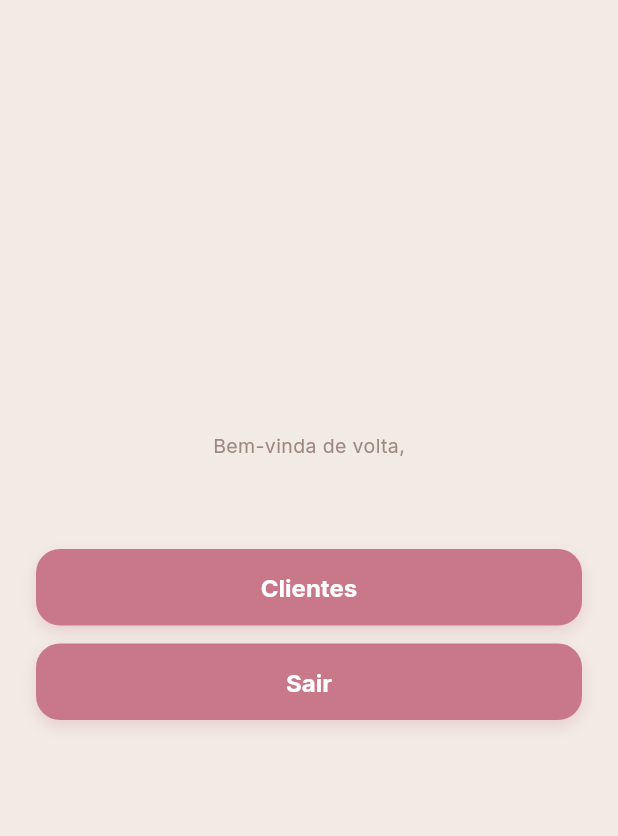
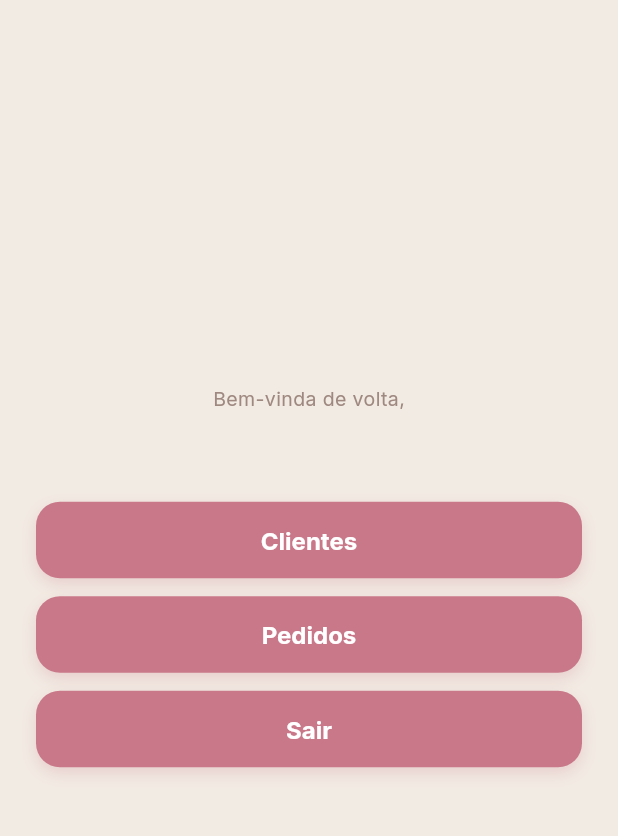
Before and after one commit to diegoruan/PEX-gestao-costura, a Flutter app: the screen it shows once a user with an empty profile is signed in, on a phone screen of 412 x 824 dp, the part 84-920 px from its top. Run offline on Flutter 3.47's test engine with Material 3 defaults, Android fonts, the light colour scheme and no system bars; our stand-ins replace bloc_concurrency, cached_network_image, cloud_firestore, equatable, firebase_auth, firebase_core and 6 more; accounts and stored records are empty; generated files the repository leaves out were written again.

Commit message:
feat(pedidos): rotas, providers e botão na home

```diff
--- a/lib/app.dart
+++ b/lib/app.dart
@@ -7,17 +7,26 @@ import 'core/routes/app_router.dart';
 import 'core/theme/app_theme.dart';
 import 'features/auth/bloc/auth_bloc.dart';
 import 'features/auth/data/auth_repository.dart';
+import 'core/services/imagem_service.dart';
 import 'features/clientes/data/cliente_repository.dart';
+import 'features/pedidos/data/pedido_repository.dart';
 
 class App extends StatefulWidget {
   const App({
     super.key,
     required this.authRepository,
     required this.clienteRepository,
+    required this.pedidoRepository,
+    required this.imagemService,
   });
 
   final AuthRepository authRepository;
   final ClienteRepository clienteRepository;
+  final PedidoRepository pedidoRepository;
+
+  /// Exposto para o formulário de pedido escolher a foto; o envio fica com o
+  /// PedidoRepository.
+  final ImagemService imagemService;
 
   @override
   State<App> createState() => _AppState();
@@ -46,6 +55,10 @@ class _AppState extends State<App> {
         RepositoryProvider<ClienteRepository>.value(
           value: widget.clienteRepository,
         ),
+        RepositoryProvider<PedidoRepository>.value(
+          value: widget.pedidoRepository,
+        ),
+        RepositoryProvider<ImagemService>.value(value: widget.imagemService),
       ],
       child: MultiBlocProvider(
         providers: [BlocProvider<AuthBloc>.value(value: _authBloc)],
--- a/lib/core/routes/app_routes.dart
+++ b/lib/core/routes/app_routes.dart
@@ -12,6 +12,11 @@ abstract final class AppRoutes {
   static const clienteDetalhe = 'cliente-detalhe';
   static const clienteEditar = 'cliente-editar';
 
+  static const pedidos = 'pedidos';
+  static const pedidoNovo = 'pedido-novo';
+  static const pedidoDetalhe = 'pedido-detalhe';
+  static const pedidoEditar = 'pedido-editar';
+
   static const splashPath = '/splash';
   static const loginPath = '/login';
   static const cadastroPath = '/cadastro';
@@ -25,6 +30,12 @@ abstract final class AppRoutes {
   static const clienteDetalhePath = ':$paramId';
   static const clienteEditarPath = 'editar';
 
+  /// /pedidos, /pedidos/novo, /pedidos/:id e /pedidos/:id/editar.
+  static const pedidosPath = '/pedidos';
+  static const pedidoNovoPath = 'novo';
+  static const pedidoDetalhePath = ':$paramId';
+  static const pedidoEditarPath = 'editar';
+
   /// Uso: `context.pushNamed(AppRoutes.clienteDetalhe,
   /// pathParameters: {AppRoutes.paramId: cliente.id})`.
   static const paramId = 'id';
--- a/lib/features/home/presentation/home_page.dart
+++ b/lib/features/home/presentation/home_page.dart
@@ -39,6 +39,11 @@ class HomePage extends StatelessWidget {
             ),
             const SizedBox(height: AppSpacing.md),
             BotaoPrimario(
+              texto: 'Pedidos',
+              onPressed: () => context.pushNamed(AppRoutes.pedidos),
+            ),
+            const SizedBox(height: AppSpacing.md),
+            BotaoPrimario(
               texto: 'Sair',
               onPressed: () =>
                   context.read<AuthBloc>().add(const AuthLogoutSolicitado()),
--- a/lib/main.dart
+++ b/lib/main.dart
@@ -4,8 +4,10 @@ import 'package:intl/date_symbol_data_local.dart';
 import 'package:intl/intl.dart';
 
 import 'app.dart';
+import 'core/services/imagem_service.dart';
 import 'features/auth/data/auth_repository.dart';
 import 'features/clientes/data/cliente_repository.dart';
+import 'features/pedidos/data/pedido_repository.dart';
 import 'firebase_options.dart';
 
 Future<void> main() async {
@@ -16,10 +18,13 @@ Future<void> main() async {
   Intl.defaultLocale = 'pt_BR';
   await initializeDateFormatting('pt_BR');
 
+  final imagemService = ImagemServiceFirebase();
   runApp(
     App(
       authRepository: AuthRepository(),
       clienteRepository: ClienteRepository(),
+      pedidoRepository: PedidoRepository(imagemService: imagemService),
+      imagemService: imagemService,
     ),
   );
 }
```
Also changed, not shown: lib/core/routes/app_router.dart (+62 -0 lines).
